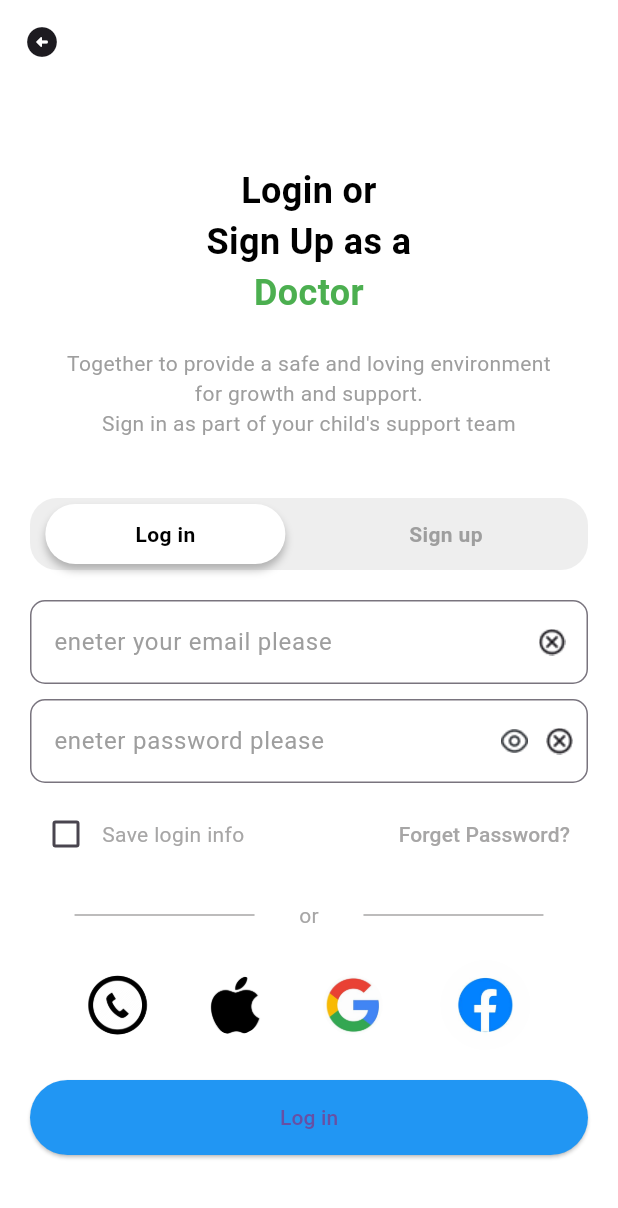
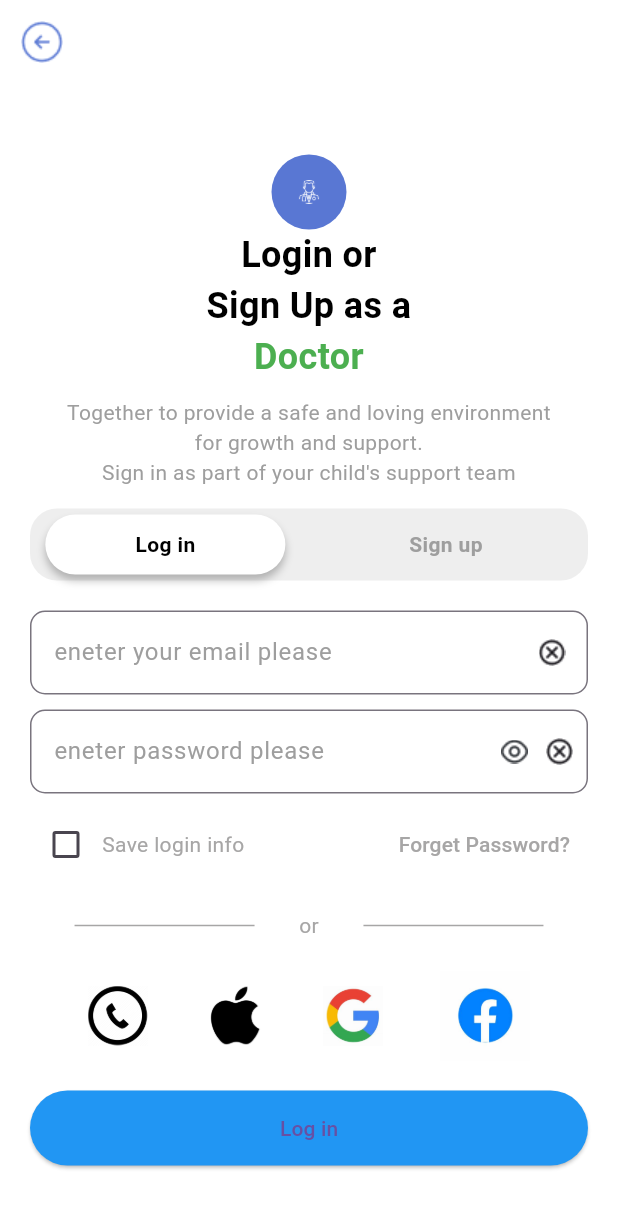
Before and after one commit to anasmohamed13/graduation_project, a Flutter app: the LoginPage screen opened directly, on a phone screen of 412 x 824 dp. Shown: the top 1208 px of the screen. Run offline on Flutter 3.47's test engine with Material 3 defaults, Android fonts, the phone set to English and light mode, and no system bars.

Commit message:
add doctor icon & user icon

```diff
--- a/lib/ui/screen/sign/hello/select_user.dart
+++ b/lib/ui/screen/sign/hello/select_user.dart
@@ -35,7 +35,7 @@ class SelectUser extends StatelessWidget {
                   InkWell(
                     onTap: () =>
                         Navigator.pushNamed(context, PatientLogin.routName),
-                    child: UserLabel(image: AppAssets.patient, title: 'chiled'),
+                    child: UserLabel(image: AppAssets.patient, title: 'child'),
                   ),
                   const SizedBox(width: 10),
                   InkWell(
@@ -52,10 +52,10 @@ class SelectUser extends StatelessWidget {
                 mainAxisAlignment: MainAxisAlignment.center,
                 children: [
                   InkWell(
-                      onTap: () =>
-                          Navigator.pushNamed(context, DoctorLogin.routName),
-                      child:
-                          UserLabel(image: AppAssets.doctor, title: 'Doctor')),
+                    onTap: () =>
+                        Navigator.pushNamed(context, DoctorLogin.routName),
+                    child: UserLabel(image: AppAssets.doctor, title: 'Doctor'),
+                  ),
                 ],
               ),
             ],
--- a/lib/ui/screen/sign/login/login_page.dart
+++ b/lib/ui/screen/sign/login/login_page.dart
@@ -1,3 +1,5 @@
+// ignore_for_file: sized_box_for_whitespace
+
 import 'package:flutter/material.dart';
 import 'package:garduationproject/ui/util/app_assets.dart';
 import 'package:garduationproject/ui/util/build_text_field.dart';
@@ -28,13 +30,18 @@ class _LoginPageState extends State<LoginPage> {
   Widget build(BuildContext context) {
     return Scaffold(
       appBar: AppBar(
-        backgroundColor: Colors.transparent,
-        leading: IconButton(
-            onPressed: () {
-              Navigator.pop(context);
-            },
-            icon: const Icon(Icons.arrow_circle_left_rounded)),
-      ),
+          backgroundColor: Colors.transparent,
+          leading: Padding(
+            padding: const EdgeInsets.all(0),
+            child: InkWell(
+              onTap: () => Navigator.pop(context),
+              child: Image.asset(
+                AppAssets.backIcon,
+                height: 30,
+                width: 30,
+              ),
+            ),
+          )),
       backgroundColor: Colors.white,
       body: SafeArea(
         child: Padding(
@@ -42,6 +49,18 @@ class _LoginPageState extends State<LoginPage> {
           child: Column(
             mainAxisAlignment: MainAxisAlignment.center,
             children: [
+              CircleAvatar(
+                backgroundColor: const Color(0xff5977d3),
+                radius: 25,
+                child: Image.asset(
+                  color: Colors.white,
+                  widget.user == 'Doctor'
+                      ? AppAssets.doctorIcon
+                      : AppAssets.userTickIcon,
+                  width: 16,
+                  height: 16,
+                ),
+              ),
               const Text(
                 'Login or \nSign Up as a',
                 style: TextStyle(
@@ -59,7 +78,7 @@ class _LoginPageState extends State<LoginPage> {
                     fontWeight: FontWeight.bold),
                 textAlign: TextAlign.center,
               ),
-              const SizedBox(height: 20),
+              const SizedBox(height: 10),
               const Text(
                 'Together to provide a safe and loving environment\nfor growth and support.\nSign in as part of your child\'s support team',
                 style: TextStyle(
@@ -68,7 +87,7 @@ class _LoginPageState extends State<LoginPage> {
                 ),
                 textAlign: TextAlign.center,
               ),
-              const SizedBox(height: 40),
+              const SizedBox(height: 14),
               LoginTabs(
                 isLogin: isLogin,
                 onToggle: toggleLoginSignUp,
@@ -84,16 +103,6 @@ class _LoginPageState extends State<LoginPage> {
                     ),
                   ),
                   'eneter your email please'),
-              // TextField(
-              //   decoration: InputDecoration(
-              //     hintText: 'parentAgent@gmail.com',
-              //     hintStyle: const TextStyle(color: Colors.grey),
-              //     suffixIcon:  ,
-              //     border: OutlineInputBorder(
-              //       borderRadius: BorderRadius.circular(10),
-              //     ),
-              //   ),
-              // ),
               const SizedBox(height: 10),
               buildTextFiled(
                   Padding(
@@ -121,17 +130,6 @@ class _LoginPageState extends State<LoginPage> {
                     ),
                   ),
                   'eneter password please '),
-              // TextField(
-              //   decoration: InputDecoration(
-              //     hintText: 'password',
-              //     hintStyle: const TextStyle(color: Colors.grey),
-              //     suffixIcon: const Icon(Icons.close),
-              //     border: OutlineInputBorder(
-              //       borderRadius: BorderRadius.circular(10),
-              //     ),
-              //   ),
-              //   obscureText: true,
-              // ),
               if (!isLogin) ...[
                 const SizedBox(height: 10),
                 buildTextFiled(
@@ -144,16 +142,6 @@ class _LoginPageState extends State<LoginPage> {
                       ),
                     ),
                     'enter your phone Number'),
-                // TextField(
-                //   decoration: InputDecoration(
-                //     hintText: 'Phone Number',
-                //     hintStyle: const TextStyle(color: Colors.grey),
-                //     suffixIcon: const Icon(Icons.close),
-                //     border: OutlineInputBorder(
-                //       borderRadius: BorderRadius.circular(10),
-                //     ),
-                //   ),
-                // ),
               ],
               const SizedBox(height: 10),
               Row(
--- a/lib/ui/util/app_assets.dart
+++ b/lib/ui/util/app_assets.dart
@@ -13,4 +13,7 @@ abstract class AppAssets {
   static const String appleID = 'assets/AppleID.png';
   static const String cancelIcon = 'assets/cancelicon.png';
   static const String eyelIcon = 'assets/eyeicon.png';
+  static const String backIcon = 'assets/backicon.png';
+  static const String doctorIcon = 'assets/doctorIcon.png';
+  static const String userTickIcon = 'assets/userTickIcon.png';
 }
--- a/lib/ui/widget/choosing_login.dart
+++ b/lib/ui/widget/choosing_login.dart
@@ -6,25 +6,37 @@ class ChoosingLogin extends StatelessWidget {
 
   @override
   Widget build(BuildContext context) {
-    return const Row(
+    return Row(
       mainAxisAlignment: MainAxisAlignment.spaceEvenly,
       children: [
-        CircleAvatar(
-          backgroundColor: Colors.white,
-          backgroundImage: AssetImage(AppAssets.phone),
+        InkWell(
+          onTap: () {},
+          child: CircleAvatar(
+            backgroundColor: Colors.white,
+            child: Image.asset(AppAssets.phone),
+          ),
         ),
-        CircleAvatar(
-          backgroundColor: Colors.white,
-          backgroundImage: AssetImage(AppAssets.appleID),
+        InkWell(
+          onTap: () {},
+          child: CircleAvatar(
+            backgroundColor: Colors.white,
+            child: Image.asset(AppAssets.appleID),
+          ),
         ),
-        CircleAvatar(
-          backgroundColor: Colors.white,
-          backgroundImage: AssetImage(AppAssets.gmail),
+        InkWell(
+          onTap: () {},
+          child: CircleAvatar(
+            backgroundColor: Colors.white,
+            child: Image.asset(AppAssets.gmail),
+          ),
         ),
-        CircleAvatar(
-          radius: 30,
-          backgroundColor: Colors.white,
-          backgroundImage: AssetImage(AppAssets.facebook),
+        InkWell(
+          onTap: () {},
+          child: CircleAvatar(
+            radius: 30,
+            backgroundColor: Colors.white,
+            child: Image.asset(AppAssets.facebook),
+          ),
         ),
       ],
     );
```
Also changed, not shown: assets/backicon.png (added), assets/doctorIcon.png (added), assets/userTickIcon.png (added).
